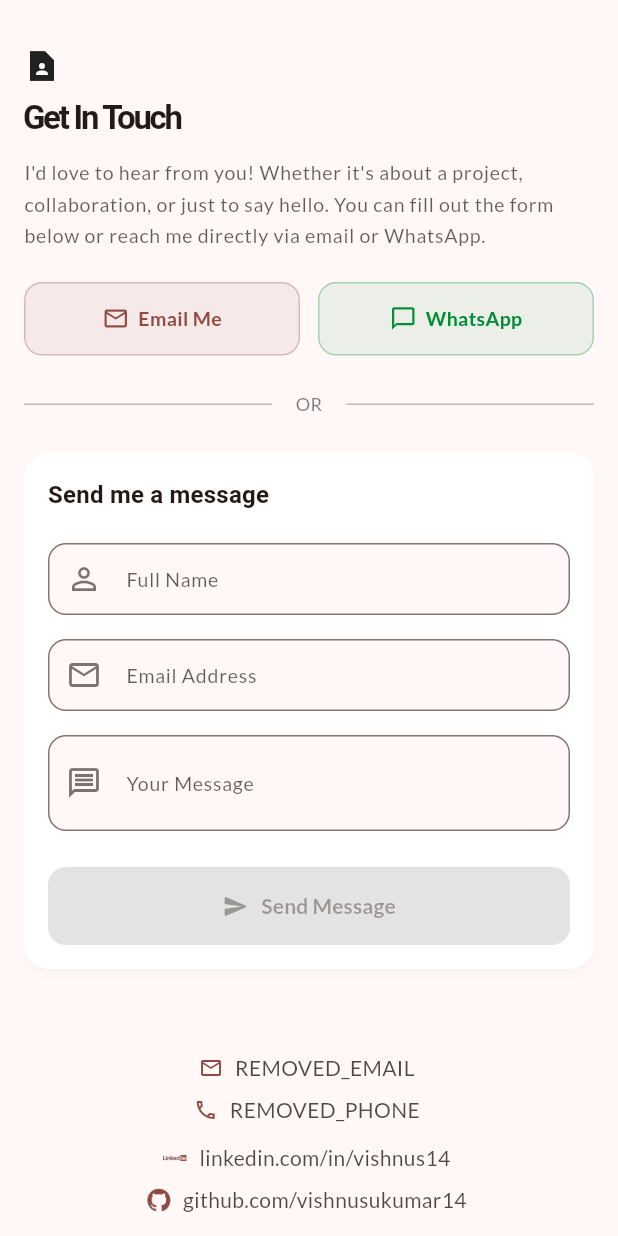
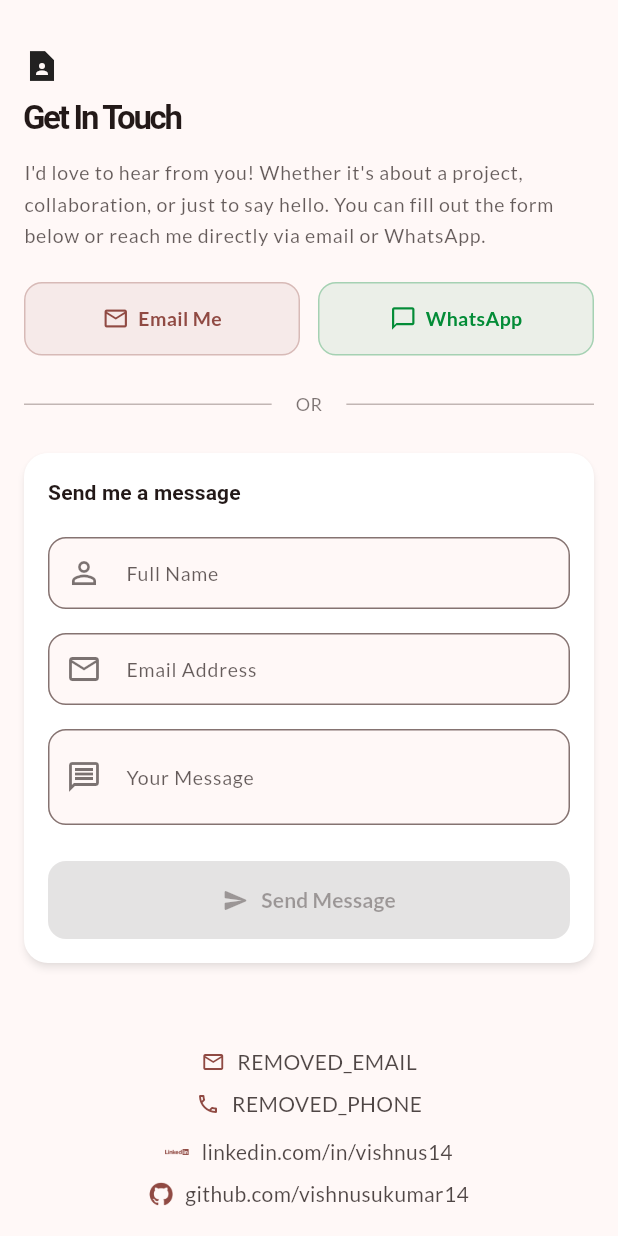
Before and after one commit to vishnusukumar14/portfolio, a Flutter app: the EnhancedContactSectionWidget widget shown alone on an empty page, opened directly, on a phone screen of 412 x 824 dp. Run offline on Flutter 3.47's test engine with Material 3 defaults, Android fonts, the light colour scheme and no system bars; our stand-ins replace cloud_firestore, firebase_core, flutter_svg, google_fonts, web; accounts and stored records are empty; generated files the repository leaves out were written again; network calls fail; Roboto replaces fonts that are missing (Arvo).

```diff
--- a/lib/pages/home/sections/contact_section.dart
+++ b/lib/pages/home/sections/contact_section.dart
@@ -462,7 +462,7 @@ class _EnhancedContactSectionWidgetState
                                 ? colorScheme.surfaceContainer
                                 : colorScheme.surfaceContainerLowest,
                             shadowColor: colorScheme.shadow.withValues(
-                              alpha: 0.1,
+                              alpha: 0.4,
                             ),
                             child: Padding(
                               padding: EdgeInsets.all(formPadding),
@@ -477,10 +477,10 @@ class _EnhancedContactSectionWidgetState
                                   children: [
                                     Text(
                                       'Send me a message',
-                                      style: textTheme.titleMedium?.copyWith(
+                                      style: textTheme.titleSmall?.copyWith(
                                         fontWeight: FontWeight.w600,
                                         color: colorScheme.onSurface,
-                                        fontSize: isMobile ? 16 : 18,
+                                        fontSize: isMobile ? 14 : 16,
                                       ),
                                     ),
                                     SizedBox(height: isMobile ? 20 : 24),
@@ -791,7 +791,7 @@ class _EnhancedContactSectionWidgetState
                   ),
           ),
           SizedBox(width: 8),
-          SelectableText(
+          Text(
             text,
             style: TextStyle(
               color: colorScheme.onSurface.withValues(alpha: 0.8),
```
